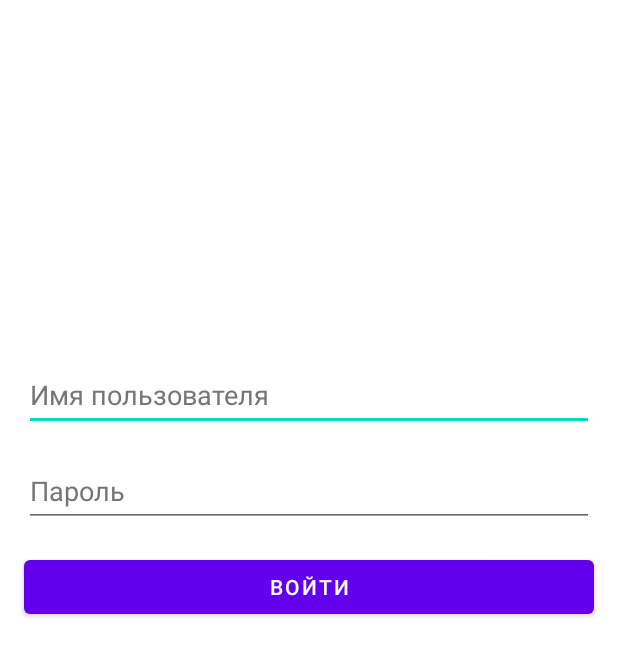
After one commit to Gizmodo/TCD, an Android app: the layout activity_login.xml on its own in the app's theme, with its tools: preview values and no code run, on a phone screen of 412 x 824 dp. The commit adds this screen. Shown: the top 656 px of the screen. Run offline under Robolectric (Android 15) with nearby library versions, the phone set to English and light mode, and no system bars.

Commit message:
Main screen added

```diff
--- a/app/build.gradle
+++ b/app/build.gradle
@@ -18,6 +18,7 @@ android {
     buildFeatures {
         // Enables Jetpack Compose for this module
         compose true
+        dataBinding true
     }
     buildTypes {
         release {
--- a/app/src/main/AndroidManifest.xml
+++ b/app/src/main/AndroidManifest.xml
@@ -11,6 +11,10 @@
         android:theme="@style/Theme.TCD">
         <activity
             android:name=".MainActivity"
+            android:exported="true"
+            android:parentActivityName=".LoginActivity" />
+        <activity
+            android:name=".LoginActivity"
             android:exported="true">
             <intent-filter>
                 <action android:name="android.intent.action.MAIN" />
--- /dev/null
+++ b/app/src/main/res/layout/activity_login.xml
@@ -0,0 +1,50 @@
+<?xml version="1.0" encoding="utf-8"?>
+<androidx.constraintlayout.widget.ConstraintLayout xmlns:android="http://schemas.android.com/apk/res/android"
+    xmlns:app="http://schemas.android.com/apk/res-auto"
+    xmlns:tools="http://schemas.android.com/tools"
+    android:layout_width="match_parent"
+    android:layout_height="match_parent"
+    tools:context=".LoginActivity">
+
+    <com.google.android.material.textfield.TextInputEditText
+        android:id="@+id/edLogin"
+        android:layout_width="0dp"
+        android:layout_height="wrap_content"
+        android:layout_margin="16dp"
+        android:hint="@string/username"
+        android:minHeight="48dp"
+        android:singleLine="true"
+        android:textColorHint="#757575"
+        app:layout_constraintBottom_toBottomOf="parent"
+        app:layout_constraintEnd_toEndOf="parent"
+        app:layout_constraintStart_toStartOf="parent"
+        app:layout_constraintTop_toTopOf="parent"
+        app:layout_constraintVertical_bias="0.3" />
+
+
+    <com.google.android.material.textfield.TextInputEditText
+        android:id="@+id/edPassword"
+        android:layout_width="0dp"
+        android:layout_height="wrap_content"
+        android:layout_margin="16dp"
+        android:hint="@string/password"
+        android:minHeight="48dp"
+        android:singleLine="true"
+        android:textColorHint="#757575"
+        app:layout_constraintEnd_toEndOf="parent"
+        app:layout_constraintStart_toStartOf="parent"
+        app:layout_constraintTop_toBottomOf="@+id/edLogin" />
+
+    <Button
+        android:id="@+id/btnLogin"
+        android:layout_width="0dp"
+        android:layout_height="wrap_content"
+        android:layout_margin="16dp"
+        android:minHeight="48dp"
+        android:onClick="sendMessage"
+        android:text="@string/login"
+        app:layout_constraintEnd_toEndOf="parent"
+        app:layout_constraintStart_toStartOf="parent"
+        app:layout_constraintTop_toBottomOf="@+id/edPassword" />
+
+</androidx.constraintlayout.widget.ConstraintLayout>
```
Also changed, not shown: app/src/main/java/com/shop/tcd/LoginActivity.kt (added, +26 -0 lines), app/src/main/java/com/shop/tcd/MainActivity.kt (+9 -0 lines), app/src/main/res/layout/activity_main.xml (+7 -36 lines).
